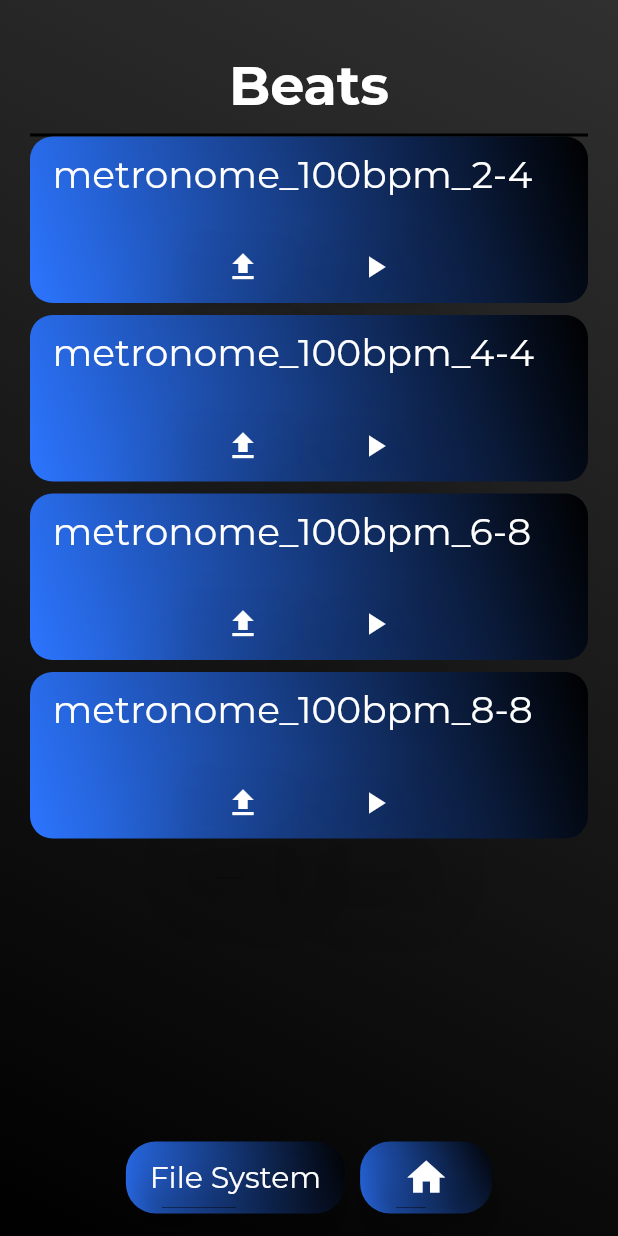
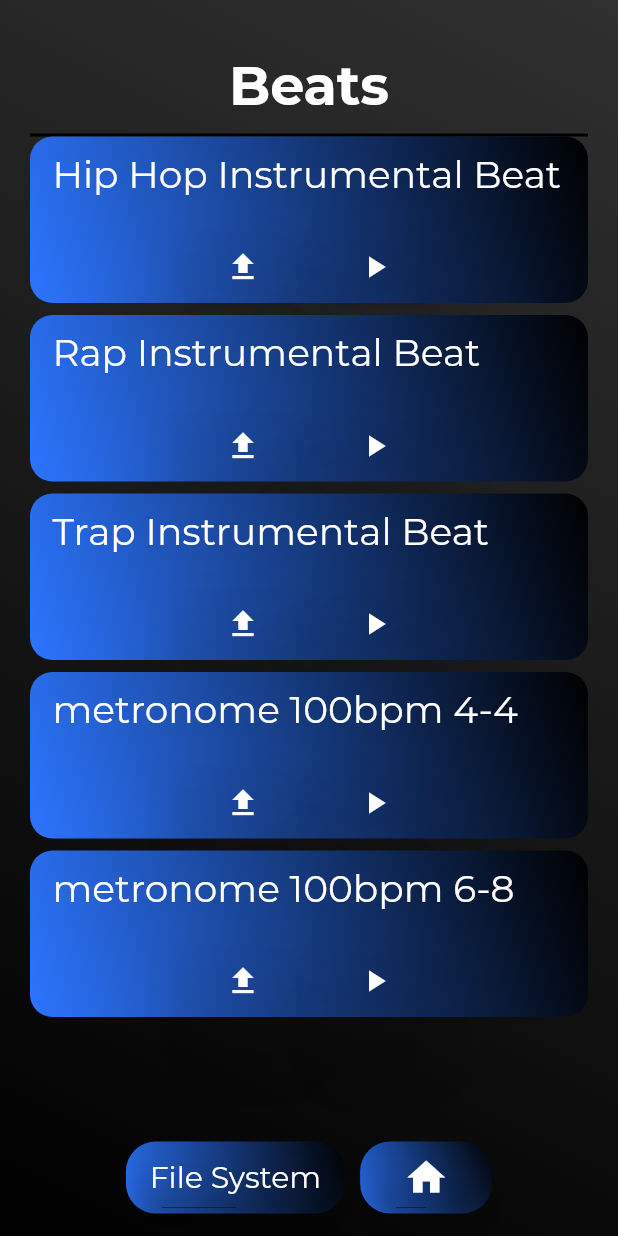
Before and after one commit to Catonzio/rap_edit, a Flutter app: the ChoosingBeatsPage screen opened by its route, on a phone screen of 412 x 824 dp. Run offline on Flutter 3.47's test engine with Material 2 defaults, Android fonts, the phone set to English and light mode, and no system bars; our stand-ins replace audioplayers, file_picker, gradient_app_bar, permission_handler, shared_preferences; missing offline and left inert: audio_recorder, share_extend; accounts and stored records are empty; project files that could hold a hidden picture were left out.

Commit message:
Cambiate alcune canzoni asset

```diff
--- a/lib/pages/ChoosingBeatsPage.dart
+++ b/lib/pages/ChoosingBeatsPage.dart
@@ -30,7 +30,7 @@ class ChoosingBeatsPageState extends State<ChoosingBeatsPage> {
   @override
   void initState() {
     super.initState();
-    songs = ["metronome_100bpm_2-4.mp3", "metronome_100bpm_4-4.mp3", "metronome_100bpm_6-8.mp3", "metronome_100bpm_8-8.mp3"];
+    songs = ["Hip_Hop_Instrumental_Beat.mp3", "Rap_Instrumental_Beat.mp3", "Trap_Instrumental_Beat.mp3", "metronome_100bpm_4-4.mp3", "metronome_100bpm_6-8.mp3"];
     listenAssetSupport = ListenAssetSupport();
   }
 
@@ -39,37 +39,6 @@ class ChoosingBeatsPageState extends State<ChoosingBeatsPage> {
     super.dispose();
     listenAssetSupport.stopPreview();
   }
-  /*
-  ListView.builder(
-                    itemCount: songs.length,
-                    shrinkWrap: true,
-                    itemBuilder: (BuildContext context, int index) {
-                      return CardFile(
-                        title: getOnlySongName(songs[index]),
-                        text: "",
-                        buttomButtons: <Widget>[
-                          ButtonCstmCard(
-                            icon: Icons.file_upload,
-                            pressed: () => { loadAsset(songs[index]) },
-                          ),
-                          ButtonCstmCard(
-                            icon: playPauseIcon,
-                            pressed: () => { listenPreview(songs[index]) },
-                          )
-                        ],
-                      );
-                    },
-                  ),
-                  CstmButton(
-                      text: "File System",
-                      pressed: () => { loadFromFileSystem(context) },
-                    ),
-                    Container(width: 10.0,),
-                    CstmButton(
-                      iconData: Icons.home,
-                      pressed: () => { Navigator.popAndPushNamed(context, WritingPage.routeName, arguments: null) },
-                    )
-   */
 
   @override
   Widget build(BuildContext context) {
@@ -118,6 +87,7 @@ class ChoosingBeatsPageState extends State<ChoosingBeatsPage> {
  }
 
   String getOnlySongName(String song) {
+    song = song.replaceAll("_", " ");
     return song.substring(song.indexOf("/") + 1, song.lastIndexOf(".mp3"));
   }
 
--- a/lib/support/ListenAssetSupport.dart
+++ b/lib/support/ListenAssetSupport.dart
@@ -20,11 +20,10 @@ class ListenAssetSupport {
   IconData listenAssetPreview(String song) {
     if (playerState == AudioPlayerState.PLAYING) {
       player.stop();
-      return Icons.play_arrow;
     } else {
       cache.play(song);
-      return Icons.stop;
     }
+    return playerState != AudioPlayerState.PLAYING ? Icons.stop : Icons.play_arrow;
   }
 
   IconData listenPreview(String song) {
```
Also changed, not shown: 5 other files.
